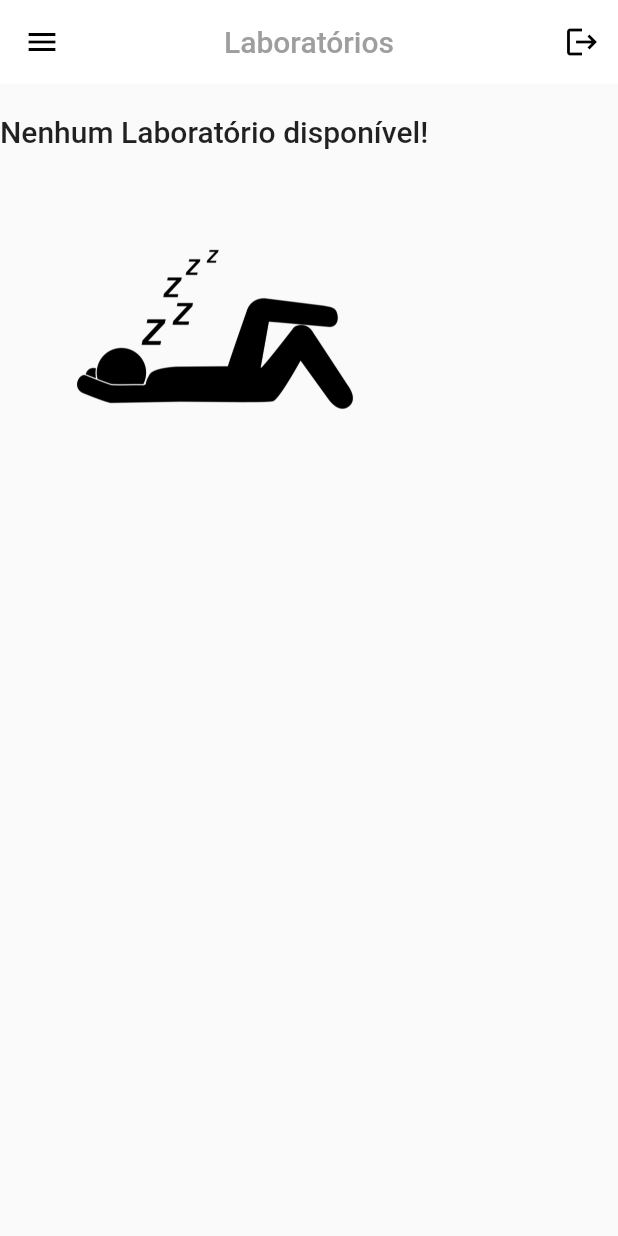
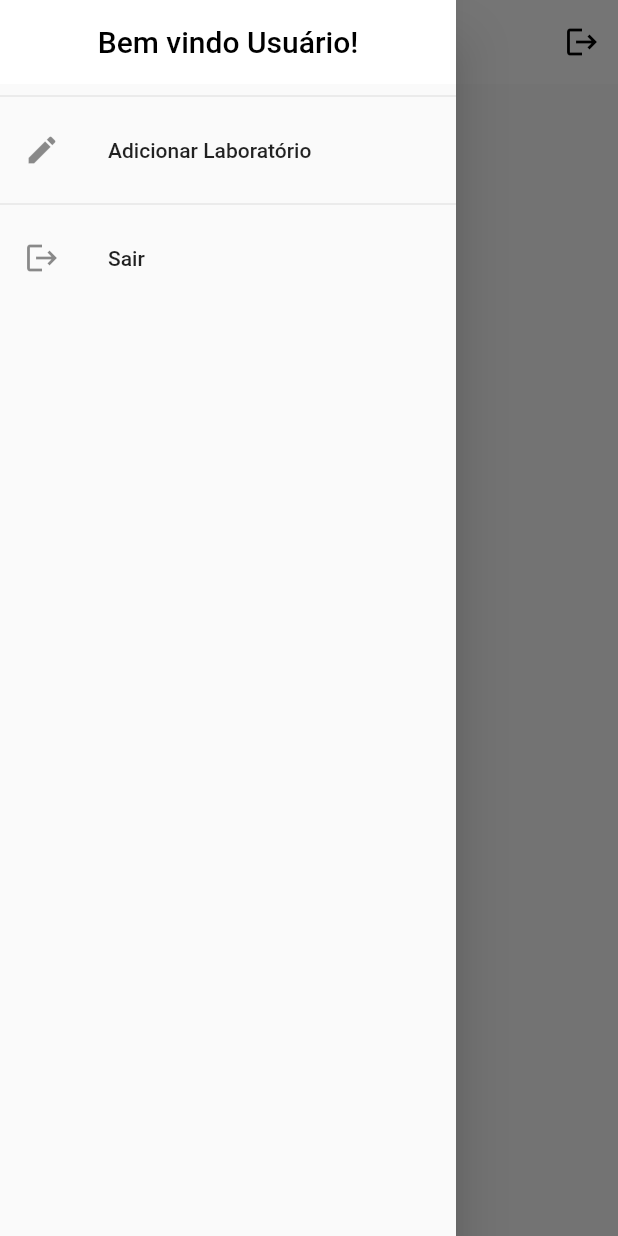
Before and after one commit to LucianoContri/AplicativoSmartLock-ProjetoTCC, a Flutter app: the HomePage screen opened directly, with the side drawer open (before the commit the screen has no drawer), on a phone screen of 412 x 824 dp. Run offline on Flutter 3.47's test engine with Material 2 defaults, Android fonts, the phone set to English and light mode, and no system bars; network calls fail.

Commit message:
Criando Drawer

```diff
--- /dev/null
+++ b/smartlock/lib/components/MainDrawer.dart
@@ -0,0 +1,36 @@
+import 'package:flutter/material.dart';
+import 'package:smartlock/utils/app_routes.dart';
+
+class MainDrawer extends StatelessWidget {
+  const MainDrawer({Key? key}) : super(key: key);
+
+  @override
+  Widget build(BuildContext context) {
+    return Drawer(
+      child: Column(
+        children: [
+          AppBar(
+            title: Text('Bem vindo Usuário!'),
+            automaticallyImplyLeading: false,
+          ),
+          Divider(),
+          ListTile(
+            leading: Icon(Icons.edit),
+            title: Text('Adicionar Laboratório'),
+            onTap: () {
+              Navigator.of(context).pushReplacementNamed(
+                AppRoutes.LabAdd,
+              );
+            },
+          ),
+          Divider(),
+          ListTile(
+            leading: Icon(Icons.logout),
+            title: Text('Sair'),
+            onTap: () {},
+          ),
+        ],
+      ),
+    );
+  }
+}
--- a/smartlock/lib/main.dart
+++ b/smartlock/lib/main.dart
@@ -4,6 +4,7 @@
 import 'package:smartlock/pages/AuthOrHome.dart';
 import 'package:smartlock/pages/AuthScreen.dart';
 import 'package:smartlock/pages/HomePage.dart';
+import 'package:smartlock/pages/LabAddPage.dart';
 import 'package:smartlock/pages/LabOpenPage.dart';
 import 'utils/app_routes.dart';
 import 'package:provider/provider.dart';
@@ -30,7 +31,8 @@
       child: MaterialApp(
           routes: {
             AppRoutes.AuthOrHome: (ctx) => AuthOrHome(),
-            AppRoutes.LabOpen: (ctx) => LabOpenPage()
+            AppRoutes.LabOpen: (ctx) => LabOpenPage(),
+            AppRoutes.LabAdd: (ctx) => LabAddPage()
           },
           theme: Tema.copyWith(
               colorScheme: Tema.colorScheme.copyWith(
--- a/smartlock/lib/pages/HomePage.dart
+++ b/smartlock/lib/pages/HomePage.dart
@@ -1,6 +1,7 @@
 import 'package:flutter/material.dart';
 import 'package:flutter/services.dart';
 import 'package:provider/provider.dart';
+import 'package:smartlock/components/MainDrawer.dart';
 
 import '../components/LabList.dart';
 import '../components/LabGrid.dart';
@@ -23,16 +24,13 @@ class _HomePageState extends State<HomePage> {
   Widget build(BuildContext context) {
     return Scaffold(
       appBar: AppBar(
-        leading: IconButton(
-          onPressed: () {},
-          icon: Icon(Icons.menu),
-        ),
         title: const Text(
           'Laboratórios',
           style: TextStyle(color: Colors.grey),
         ),
         actions: [IconButton(onPressed: () {}, icon: Icon(Icons.logout))],
       ),
+      drawer: MainDrawer(),
       body: Column(
         children: [LabGrid()],
       ),
--- a/smartlock/lib/utils/app_routes.dart
+++ b/smartlock/lib/utils/app_routes.dart
@@ -3,4 +3,5 @@ import 'package:smartlock/pages/AuthOrHome.dart';
 class AppRoutes {
   static const AuthOrHome = '/';
   static const LabOpen = '/lab-open';
+  static const LabAdd = '/lab-add';
 }
```
Also changed, not shown: smartlock/lib/pages/LabAddPage.dart (added, +25 -0 lines).
